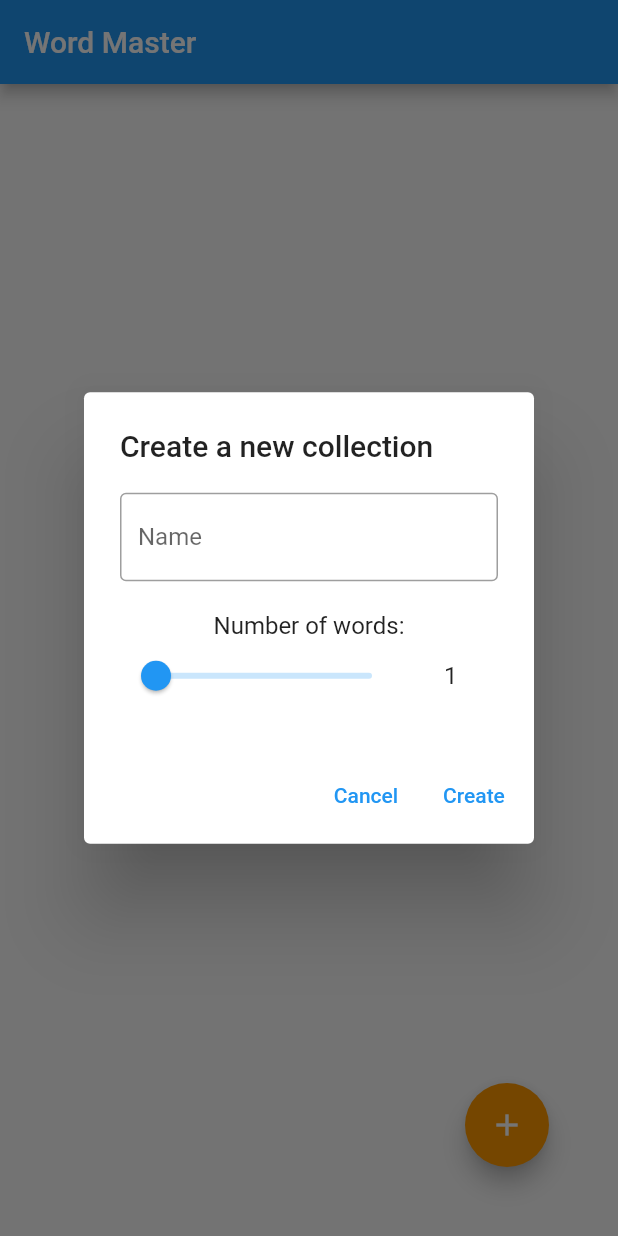
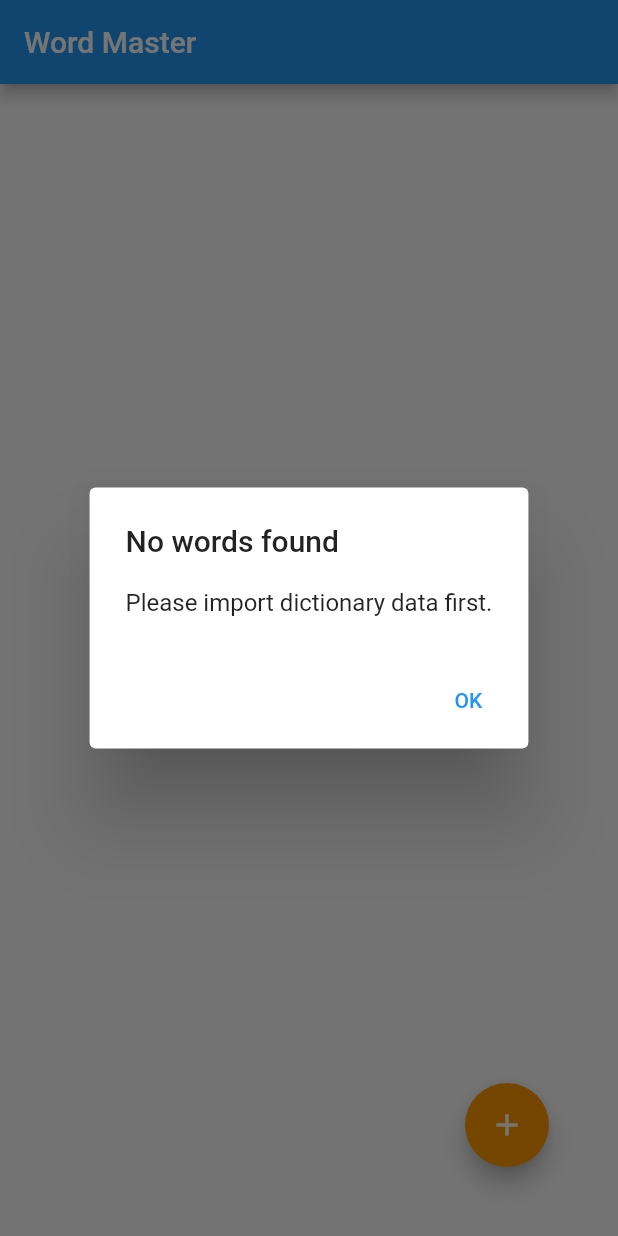
Before and after one commit to fredespo/word-master, a Flutter app: the screen it shows after launch, after a tap on the "add" icon, on a phone screen of 412 x 824 dp. Run offline on Flutter 3.47's test engine with Material 2 defaults, Android fonts, the light colour scheme and no system bars; our stand-ins replace auto_size_text, realm; generated files the repository leaves out were written again.

Commit message:
Show error for no dictionary data

```diff
--- a/word_master/lib/main.dart
+++ b/word_master/lib/main.dart
@@ -75,6 +75,7 @@ class CreateWordTableButton extends StatelessWidget {
           context: context,
           builder: (context) {
             return WordCollectionCreator(
+              entries: db.all<DictionaryEntry>(),
               onCreate: (String name, int wordCount) {
                 Navigator.push(
                     context,
--- a/word_master/lib/word_collection_creator.dart
+++ b/word_master/lib/word_collection_creator.dart
@@ -1,10 +1,18 @@
 import 'package:flutter/material.dart';
+import 'package:realm/realm.dart';
 import 'package:word_master/slider_with_value.dart';
+
+import 'dictionary_entry.dart';
 
 class WordCollectionCreator extends StatefulWidget {
   final Function(String, int) onCreate;
+  final RealmResults<DictionaryEntry> entries;
 
-  const WordCollectionCreator({super.key, required this.onCreate});
+  const WordCollectionCreator({
+    super.key,
+    required this.onCreate,
+    required this.entries,
+  });
 
   @override
   State<WordCollectionCreator> createState() => _WordCollectionCreatorState();
@@ -13,10 +21,30 @@ class WordCollectionCreator extends StatefulWidget {
 class _WordCollectionCreatorState extends State<WordCollectionCreator> {
   String name = '';
   int numberOfWords = 1;
+  int maxNumberOfWords = 0;
+
+  @override
+  void initState() {
+    super.initState();
+    maxNumberOfWords = widget.entries.length;
+  }
 
   @override
   Widget build(BuildContext context) {
-    return AlertDialog(
+    return maxNumberOfWords == 0
+        ? AlertDialog(
+            title: const Text('No words found'),
+            content: const Text('Please import dictionary data first.'),
+            actions: [
+              TextButton(
+                onPressed: () {
+                  Navigator.of(context).pop();
+                },
+                child: const Text('OK'),
+              ),
+            ],
+          )
+        : AlertDialog(
             title: const Text('Create a new collection'),
             content: IntrinsicHeight(
               child: Column(children: [
```
Lines whose indentation alone changed are shown as unchanged.
